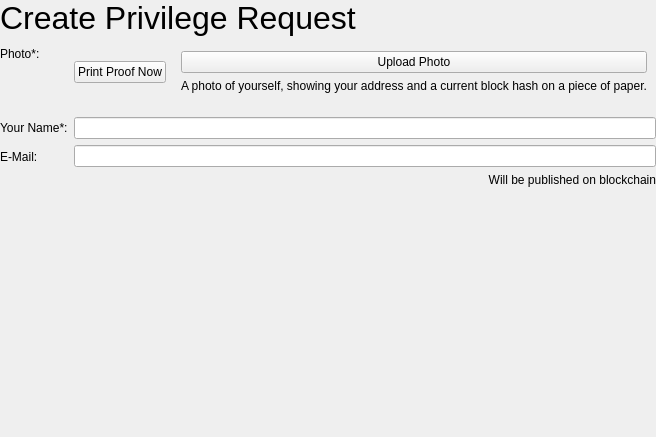
Qt form app/ui/create_privilege_request.ui (coblo/gui-demo) before a commit.
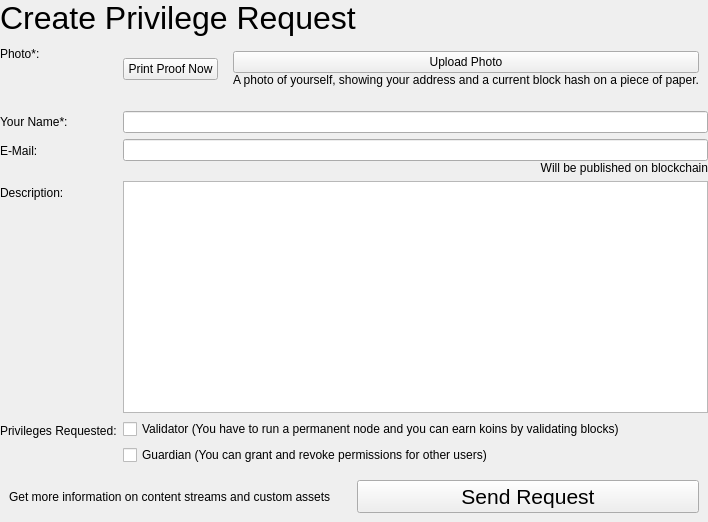
The same form after that commit.

Commit message: Finish dummy layout

```diff
--- a/app/ui/create_privilege_request.ui
+++ b/app/ui/create_privilege_request.ui
@@ -6,8 +6,8 @@
    <rect>
     <x>0</x>
     <y>0</y>
-    <width>640</width>
-    <height>437</height>
+    <width>708</width>
+    <height>522</height>
    </rect>
   </property>
   <property name="windowTitle">
@@ -61,6 +61,12 @@
         </property>
         <item>
          <widget class="QPushButton" name="btn_print_proof">
+          <property name="sizePolicy">
+           <sizepolicy hsizetype="Minimum" vsizetype="Fixed">
+            <horstretch>0</horstretch>
+            <verstretch>0</verstretch>
+           </sizepolicy>
+          </property>
           <property name="text">
            <string>Print Proof Now</string>
           </property>
@@ -69,6 +75,9 @@
         <item>
          <widget class="QWidget" name="widget_photo_upload" native="true">
           <layout class="QVBoxLayout" name="verticalLayout_3">
+           <property name="spacing">
+            <number>0</number>
+           </property>
            <item>
             <widget class="QPushButton" name="btn_upload_photo">
              <property name="text">
@@ -102,6 +111,9 @@
      <item row="2" column="1">
       <widget class="QWidget" name="widget_mail" native="true">
        <layout class="QVBoxLayout" name="verticalLayout_2">
+        <property name="spacing">
+         <number>0</number>
+        </property>
         <property name="leftMargin">
          <number>0</number>
         </property>
@@ -123,7 +135,7 @@
            <string>Will be published on blockchain</string>
           </property>
           <property name="alignment">
-           <set>Qt::AlignRight|Qt::AlignTrailing|Qt::AlignVCenter</set>
+           <set>Qt::AlignRight|Qt::AlignTop|Qt::AlignTrailing</set>
           </property>
          </widget>
         </item>
@@ -137,8 +149,88 @@
        </property>
       </widget>
      </item>
+     <item row="3" column="0">
+      <widget class="QLabel" name="label_description">
+       <property name="text">
+        <string>Description:</string>
+       </property>
+      </widget>
+     </item>
+     <item row="3" column="1">
+      <widget class="QTextEdit" name="input_description"/>
+     </item>
+     <item row="4" column="0">
+      <widget class="QLabel" name="label_privileges">
+       <property name="text">
+        <string>Privileges Requested:</string>
+       </property>
+      </widget>
+     </item>
+     <item row="4" column="1">
+      <widget class="QWidget" name="widget_privileges" native="true">
+       <layout class="QVBoxLayout" name="verticalLayout_4">
+        <property name="leftMargin">
+         <number>0</number>
+        </property>
+        <property name="topMargin">
+         <number>0</number>
+        </property>
+        <property name="rightMargin">
+         <number>0</number>
+        </property>
+        <property name="bottomMargin">
+         <number>0</number>
+        </property>
+        <item>
+         <widget class="QCheckBox" name="check_validator">
+          <property name="text">
+           <string>Validator (You have to run a permanent node and you can earn koins by validating blocks)</string>
+          </property>
+         </widget>
+        </item>
+        <item>
+         <widget class="QCheckBox" name="check_guardian">
+          <property name="text">
+           <string>Guardian (You can grant and revoke permissions for other users)</string>
+          </property>
+         </widget>
+        </item>
+       </layout>
+      </widget>
+     </item>
     </layout>
    </item>
+   <item>
+    <widget class="QWidget" name="widget_send" native="true">
+     <layout class="QHBoxLayout" name="horizontalLayout_2">
+      <item>
+       <widget class="QLabel" name="label">
+        <property name="text">
+         <string>Get more information on content streams and custom assets</string>
+        </property>
+       </widget>
+      </item>
+      <item>
+       <widget class="QPushButton" name="btn_send_request">
+        <property name="sizePolicy">
+         <sizepolicy hsizetype="Minimum" vsizetype="Fixed">
+          <horstretch>0</horstretch>
+          <verstretch>0</verstretch>
+         </sizepolicy>
+        </property>
+        <property name="font">
+         <font>
+          <pointsize>16</pointsize>
+         </font>
+        </property>
+        <property name="text">
+         <string>Send Request</string>
+        </property>
+       </widget>
+      </item>
+     </layout>
+    </widget>
+   </item>
   </layout>
  </widget>
  <resources/>
```
Left out of the diff: 4 changed lines with no effect on the pictures.
